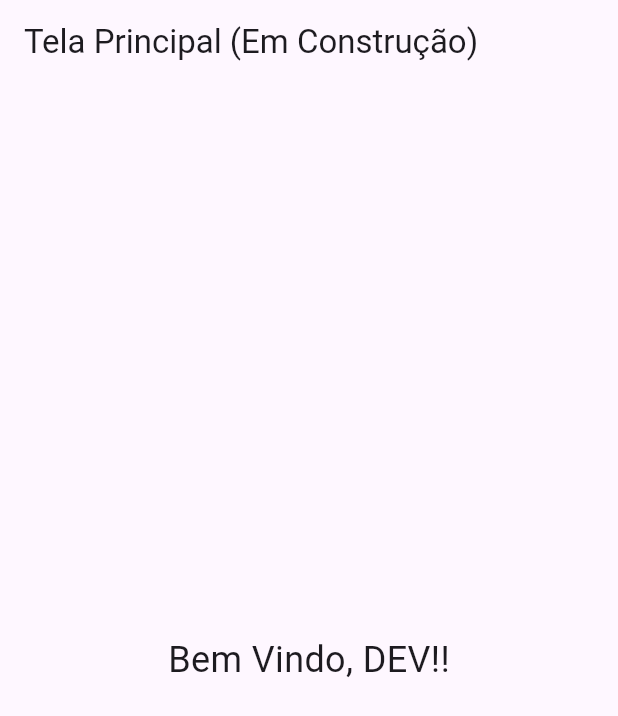
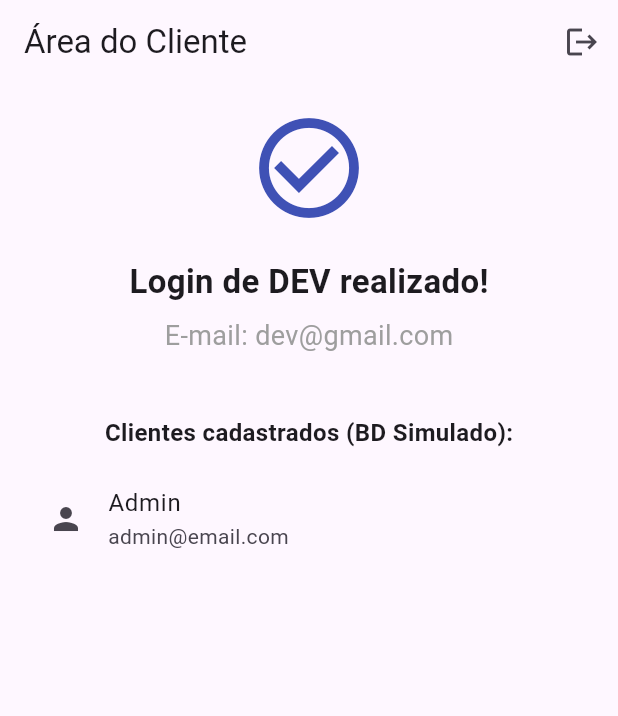
Before and after one commit to gideaodsantos-Senai/cadastro_cliente, a Flutter app: the screen it shows after launch, on a phone screen of 412 x 824 dp. Shown: the top 716 px of the screen. Run offline on Flutter 3.47's test engine with Material 3 defaults, Android fonts, the phone set to English and light mode, and no system bars.

Commit message:
Área do Cliente feita

```diff
--- a/gerenciador_clientes/lib/main.dart
+++ b/gerenciador_clientes/lib/main.dart
@@ -4,25 +4,22 @@ import 'package:gerenciador_clientes/modelos/cliente.dart'; //importa nosso mode
 //instanciando nosso BD
 final GerenciadorClientes gerenciadorClientes = GerenciadorClientes();
 
-void main(){
+void main() {
   gerenciadorClientes.cadastrar(
-    Cliente(nome: 'Admin', email: 'admin@email.com', senha: 'admin')
+    Cliente(nome: 'Admin', email: 'admin@email.com', senha: 'admin'),
   );
   runApp(const AplicativoClientes());
 }
 
-class AplicativoClientes extends StatelessWidget{
+class AplicativoClientes extends StatelessWidget {
   const AplicativoClientes({super.key});
 
   @override
-  Widget build(BuildContext context){
+  Widget build(BuildContext context) {
     return MaterialApp(
       title: 'Sistema de Clientes',
       debugShowCheckedModeBanner: false,
-      theme: ThemeData(
-        primarySwatch: Colors.indigo,
-        useMaterial3: true
-      ),
+      theme: ThemeData(primarySwatch: Colors.indigo, useMaterial3: true),
       home: TelaPrincipal(
         cliente: Cliente(nome: 'DEV', email: 'dev@gmail.com', senha: '0'),
       ),
@@ -30,19 +27,82 @@ class AplicativoClientes extends StatelessWidget{
   }
 }
 
-class TelaPrincipal extends StatelessWidget{
+class TelaPrincipal extends StatelessWidget {
   final Cliente cliente;
 
   const TelaPrincipal({super.key, required this.cliente});
 
   @override
-  Widget build(BuildContext context){
+  Widget build(BuildContext context) {
     return Scaffold(
-      appBar: AppBar(title: const Text('Tela Principal (Em Construção)')),
+      appBar: AppBar(
+        title: const Text('Área do Cliente'),
+        automaticallyImplyLeading: false, // Remove a seta de voltar.
+        actions: [
+          // Botão de Sair (Logout).
+          IconButton(
+            icon: const Icon(Icons.logout),
+            onPressed: () {
+              // Navegação: Limpa a pilha e volta para a Tela de Login.
+              Navigator.pushAndRemoveUntil(
+                context,
+                MaterialPageRoute(builder: (context) => const TelaLogin()),
+                (Route<dynamic> route) =>
+                    false, // Condição que remove todas as rotas.
+              );
+            },
+            tooltip: 'Sair do Sistema',
+          ),
+        ],
+      ),
       body: Center(
-        child: Text(
-          'Bem Vindo, ${cliente.nome}!!',
-          style: const TextStyle(fontSize: 24),
+        child: Padding(
+          padding: const EdgeInsets.all(16.0),
+          child: Column(
+            mainAxisAlignment: MainAxisAlignment.center,
+            children: [
+              const Icon(
+                Icons.check_circle_outline,
+                size: 80,
+                color: Colors.indigo,
+              ),
+              const SizedBox(height: 20),
+              Text(
+                'Login de ${cliente.nome} realizado!',
+                style: const TextStyle(
+                  fontSize: 22,
+                  fontWeight: FontWeight.bold,
+                ),
+              ),
+              const SizedBox(height: 8),
+              Text(
+                'E-mail: ${cliente.email}',
+                style: const TextStyle(fontSize: 18, color: Colors.grey),
+              ),
+              const SizedBox(height: 40),
+              // Título da lista de clientes
+              const Text(
+                'Clientes cadastrados (BD Simulado):',
+                style: TextStyle(fontSize: 16, fontWeight: FontWeight.bold),
+              ),
+              const SizedBox(height: 10),
+              // Lista de Clientes Cadastrados
+              Expanded(
+                // Usa o getter 'clientes' do nosso gerenciador.
+                child: ListView.builder(
+                  itemCount: gerenciadorClientes.clientes.length,
+                  itemBuilder: (context, index) {
+                    final c = gerenciadorClientes.clientes[index];
+                    return ListTile(
+                      leading: const Icon(Icons.person),
+                      title: Text(c.nome),
+                      subtitle: Text(c.email),
+                    );
+                  },
+                ),
+              ),
+            ],
+          ),
         ),
       ),
     );
@@ -52,17 +112,13 @@ class TelaPrincipal extends StatelessWidget{
 class TelaLogin extends StatelessWidget {
   const TelaLogin({super.key});
   @override
-  Widget build(BuildContext context) => const Scaffold(
-    body: Center(
-    child: Text('Login...')
-      )
-    );
+  Widget build(BuildContext context) =>
+      const Scaffold(body: Center(child: Text('Login...')));
 }
 
 class TelaCadastro extends StatelessWidget {
   const TelaCadastro({super.key});
   @override
-  Widget build(BuildContext context) => const Scaffold(
-    body: Center(child: Text('Cadastro...')),
-  );
+  Widget build(BuildContext context) =>
+      const Scaffold(body: Center(child: Text('Cadastro...')));
 }
--- a/gerenciador_clientes/lib/modelos/cliente.dart
+++ b/gerenciador_clientes/lib/modelos/cliente.dart
@@ -1,4 +1,4 @@
-//Importe necessário do MaterialApp
+// Importe nescessario do Material APP
 import 'package:flutter/material.dart';
 
 class Cliente {
@@ -6,48 +6,56 @@ class Cliente {
   final String email;
   final String senha;
 
-  //Construtor do cliente
-  Cliente({
-    required this.nome,
-    required this.email,
-    required this.senha,
-  });
+  // Contrutor da classe Cliente
+  Cliente({required this.nome, required this.email, required this.senha});
+
   @override
   String toString() {
-    return 'Cliente: $nome, Email: $email';
+    return 'Cliente(nome: $nome, email: $email, senha: $senha)';
   }
 }
 
 class GerenciadorClientes {
-  //Variável estática qe guarda a única cópia desta classe
-  static final GerenciadorClientes _instancia =  GerenciadorClientes._interno();
-  //impede a criação de novas instâncias
+  // variavel estatica que guarda a unica copia desta classe
+  static final GerenciadorClientes _instancia = GerenciadorClientes._interno();
+
+  // Impede a crianção de multiplas instancias
   GerenciadorClientes._interno();
-  //sempre retorna a instância existente
-  factory GerenciadorClientes() => _instancia;
-  //lista <ul> que armazena todos os clientes cadastrados
-  final List<Cliente> _clientes = [];
-  //para acessar a lista de clientes (retorna uma cópia imutável)
-  List<Cliente> get cliente => List.unmodifiable(_clientes);
-  //Tentar cadastrar um cliente novo.
-  bool cadastrar(Cliente cliente){
-    //vamos checar se já existe um email cadastrado
-    if(_clientes.any((c) => c.email.toLowerCase() == cliente.email.toLowerCase())){
-      print('Erro: email ${cliente.email} já cadastrado');
-      return false; //Cadastro falhou
-    }
-    _clientes.add(cliente); //Adiciona o cliente
-    print('Novo cliente cadastrado: ${cliente.nome}');
-    return true; //Cadastrou
+
+  //  sempre retorna a mesma instancia
+  factory GerenciadorClientes() {
+    return _instancia;
   }
 
-  Cliente ? login(String email, String senha){
+  // lista ul que armazena todos os clientes cadastrados
+  final List<Cliente> _clientes = [];
+
+  //para acessar a lista de clientes (retorna uma copia imutavel)
+  List<Cliente> get clientes =>
+      List.unmodifiable(_clientes); //unmodifiable sem modifica a lista
+
+  //tentar cadastrar um novo cliente
+  bool cadastrar(Cliente cliente) {
+    // vamos checar se ja existe um cliente com o mesmo email
+    if (_clientes.any(
+      (c) => c.email.toLowerCase() == cliente.email.toLowerCase(),
+    )) {
+      print(
+        "Erro: Ja existe um cliente cadastrado com este email ${cliente.email}",
+      );
+      return false; // cadastro falhou
+    }
+    _clientes.add(cliente); //vou adicionar o cliente
+    print("Cliente cadastrado com sucesso: ${cliente.nome}");
+    return true; //cadastro bem sucedido
+  }
+
+  Cliente? login(String email, String senha){
     return _clientes.firstWhere(
-      //é uma função anônima
-      //o c representa cada elemento(cada cliente) da lista _clientes
+      // é uma função anonima representa cada cliente na lista dado o nome de (c)
+      // o c representa  elemento (cada cliente) da lista _clientes
       (c) => c.email.toLowerCase() == email.toLowerCase() && c.senha == senha,
-      orElse: () => Null as Cliente, //retorna nulo se não encontrar os dados
+      orElse: () => null as Cliente, //ele retorna null se nao encontrar
     );
   }
-
 }
```
